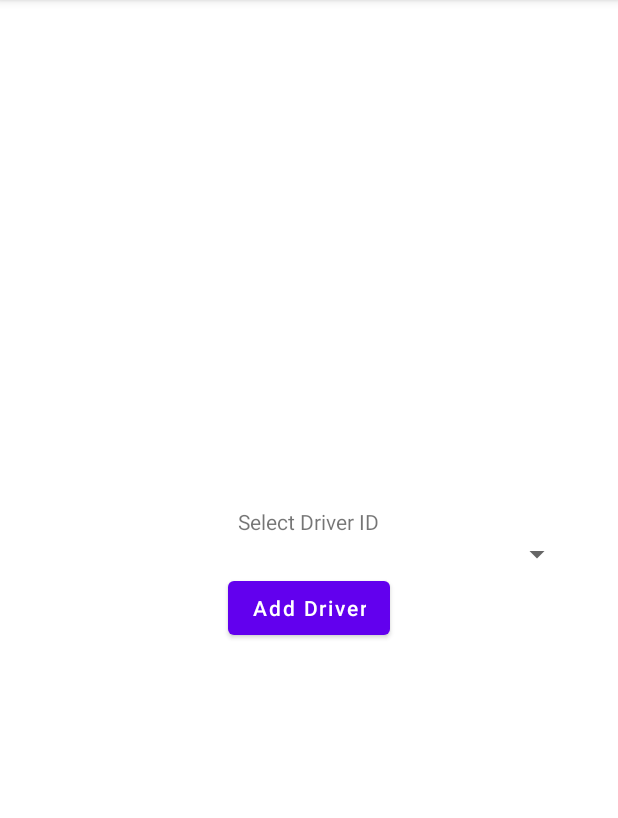
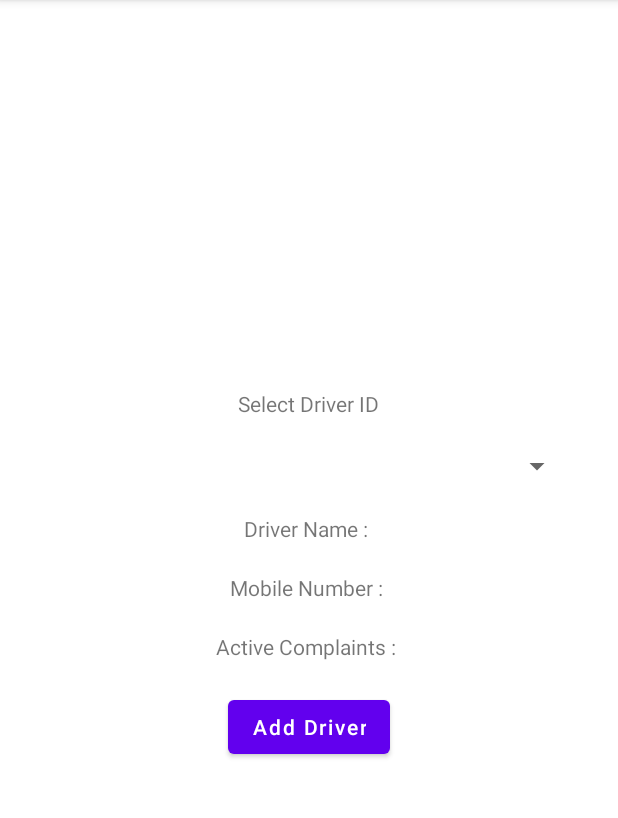
Before and after one commit to NiteeshmurthyB/WeClean, an Android app: the AddDriverToComplaintActivity screen opened directly, with no data from a screen before it, on a phone screen of 412 x 824 dp, the part 84-902 px from its top. Run offline under Robolectric (Android 15) with nearby library versions, the phone set to English and light mode, and no system bars; our stand-ins replace Firebase (no records; nobody signed in at launch, a user with empty details on screens opened directly).

Commit message:
Calculate number of active complaints for each driver on AddDriverToComplaintActivity.java file.

```diff
--- a/app/src/main/java/com/example/myapplication/AddDriverToComplaintActivity.java
+++ b/app/src/main/java/com/example/myapplication/AddDriverToComplaintActivity.java
@@ -8,9 +8,11 @@ import android.os.Bundle;
 import android.view.Menu;
 import android.view.MenuItem;
 import android.view.View;
+import android.widget.AdapterView;
 import android.widget.ArrayAdapter;
 import android.widget.Button;
 import android.widget.Spinner;
+import android.widget.TextView;
 import android.widget.Toast;
 
 import com.google.android.gms.tasks.OnCompleteListener;
@@ -36,15 +38,34 @@ public class AddDriverToComplaintActivity extends AppCompatActivity{
     Complaint complaint;
     String address,adminStatus,citizenStatus,latitude,longitude,userID,driverID;
     Button btnaddDriver;
+    private TextView txtdrivername,txtmobilenumber,txtactivecomplaint;
 
     @Override
     protected void onCreate(Bundle savedInstanceState) {
         super.onCreate(savedInstanceState);
         setContentView(R.layout.activity_add_driver_to_complaint);
 
+        txtdrivername = (TextView) findViewById(R.id.txt_drivername);
+        txtmobilenumber = (TextView) findViewById(R.id.txt_mobilenumber);
+        txtactivecomplaint = (TextView) findViewById(R.id.txt_activeComplaint);
+        mAuth = FirebaseAuth.getInstance();
+
         spinner_drivername = findViewById(R.id.spinner_drivername);
         databaseReference = FirebaseDatabase.getInstance().getReference();
         getSpinnerItems();
+
+        spinner_drivername.setOnItemSelectedListener(new AdapterView.OnItemSelectedListener() {
+            @Override
+            public void onItemSelected(AdapterView<?> adapterView, View view, int i, long l) {
+                String spinner_driverID = spinner_drivername.getSelectedItem().toString();
+                getNumberofActiveComplaints(spinner_driverID);
+            }
+
+            @Override
+            public void onNothingSelected(AdapterView<?> adapterView) {
+
+            }
+        });
 
         complaint = getIntent().getParcelableExtra("complaints");
 
@@ -122,6 +143,51 @@ public class AddDriverToComplaintActivity extends AppCompatActivity{
 
     }
 
+    private void getNumberofActiveComplaints(String spinner_driverID) {
+
+        databaseReference.child("Complaints").addListenerForSingleValueEvent(new ValueEventListener() {
+            @Override
+            public void onDataChange(@NonNull DataSnapshot snapshot) {
+                int numberofActiveComplaints = 0;
+                for (DataSnapshot complaints:snapshot.getChildren()){
+                    String complaintAdminStatus = complaints.child("adminStatus").getValue(String.class);
+                    if(complaintAdminStatus.equals("Driver Added") || complaintAdminStatus.equals("Cleaning Done")){
+                        String complaintDriverID = complaints.child("driverID").getValue(String.class);
+                        if (complaintDriverID.equals(spinner_driverID)){
+                            numberofActiveComplaints += 1;
+                        }
+
+                    }
+                }
+                txtactivecomplaint.setText("Active Complaints : " + numberofActiveComplaints);
+            }
+
+            @Override
+            public void onCancelled(@NonNull DatabaseError error) {
+
+            }
+        });
+
+        databaseReference.child("Users").addListenerForSingleValueEvent(new ValueEventListener() {
+            @Override
+            public void onDataChange(@NonNull DataSnapshot snapshot) {
+                for (DataSnapshot users: snapshot.getChildren()){
+                    String userID = users.getKey();
+                    if (userID.equals(spinner_driverID)){
+                        txtdrivername.setText("Driver Name : " + users.child("username").getValue(String.class));
+                        txtmobilenumber.setText("Mobile Number : " + users.child("mobile").getValue(String.class));
+                        break;
+                    }
+                }
+            }
+
+            @Override
+            public void onCancelled(@NonNull DatabaseError error) {
+
+            }
+        });
+    }
+
     private void getSpinnerItems() {
         getAllWorkingDriverId();
         getAllDriverId();
@@ -138,7 +204,7 @@ public class AddDriverToComplaintActivity extends AppCompatActivity{
                         driverIDArrayList.add(items.getKey());
                     }
                 }
-                removeWorkingDriverId(driverIDArrayList,workingDriverIDArrayList);
+//                removeWorkingDriverId(driverIDArrayList,workingDriverIDArrayList);
                 ArrayAdapter<String> arrayAdapter = new ArrayAdapter<>(AddDriverToComplaintActivity.this,
                         R.layout.style_spinner_adddriver, driverIDArrayList);
                 spinner_drivername.setAdapter(arrayAdapter);
--- a/app/src/main/res/layout/activity_add_driver_to_complaint.xml
+++ b/app/src/main/res/layout/activity_add_driver_to_complaint.xml
@@ -5,7 +5,7 @@
     android:layout_width="match_parent"
     android:layout_height="match_parent"
     android:orientation="vertical"
-    android:padding="20dp"
+    android:padding="10dp"
     android:layout_margin="10dp"
     android:gravity="center"
     tools:context=".AddDriverToComplaintActivity">
@@ -13,17 +13,39 @@
     <TextView
         android:layout_width="wrap_content"
         android:layout_height="wrap_content"
+        android:layout_margin="10dp"
         android:text="Select Driver ID" />
     <Spinner
         android:layout_width="match_parent"
         android:layout_height="wrap_content"
+        android:layout_margin="10dp"
         android:id="@+id/spinner_drivername"/>
+    <TextView
+        android:layout_width="wrap_content"
+        android:layout_height="wrap_content"
+        android:text="Driver Name : "
+        android:layout_margin="10dp"
+        android:id="@+id/txt_drivername"/>
 
+    <TextView
+        android:layout_width="wrap_content"
+        android:layout_height="wrap_content"
+        android:text="Mobile Number : "
+        android:layout_margin="10dp"
+        android:id="@+id/txt_mobilenumber"/>
+
+    <TextView
+        android:layout_width="wrap_content"
+        android:layout_height="wrap_content"
+        android:text="Active Complaints : "
+        android:layout_margin="10dp"
+        android:id="@+id/txt_activeComplaint"/>
     <Button
         android:layout_width="wrap_content"
         android:layout_height="wrap_content"
         android:id="@+id/btn_addDriver"
         android:text="Add Driver"
+        android:layout_margin="10dp"
         android:textAllCaps="false"/>
 
 </LinearLayout>
```
